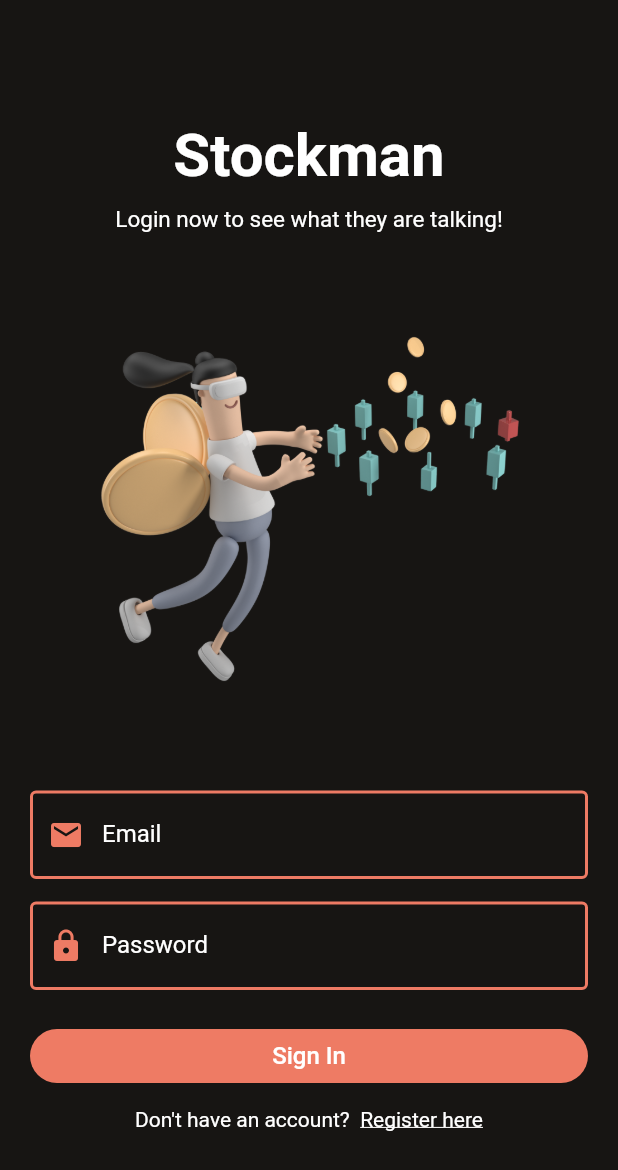
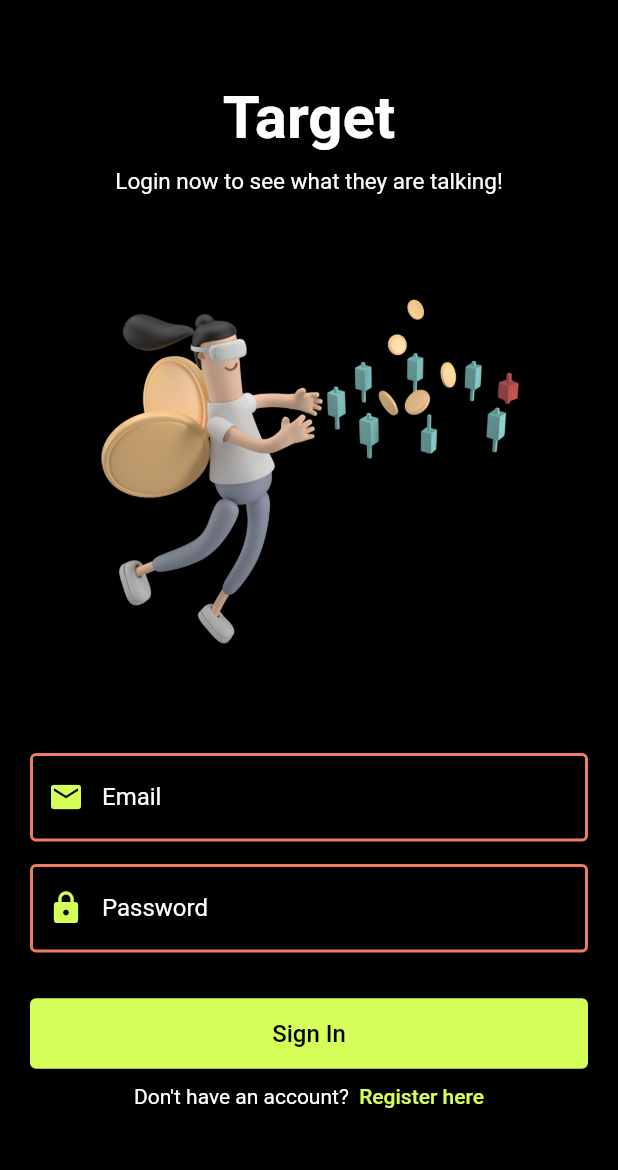
Before and after one commit to harshvarmora28/target_firebase_flutter_app, a Flutter app: the screen it shows after launch, on a phone screen of 412 x 824 dp. Shown: the top 1170 px of the screen. Run offline on Flutter 3.47's test engine with Material 2 defaults, Android fonts, the light colour scheme and no system bars; our stand-ins replace cloud_firestore, firebase_auth, firebase_core, firebase_storage, shared_preferences; accounts and stored records are empty.

Commit message:
working on styling

```diff
--- a/lib/pages/auth/login_page.dart
+++ b/lib/pages/auth/login_page.dart
@@ -25,7 +25,8 @@ class _LoginPageState extends State<LoginPage> {
   @override
   Widget build(BuildContext context) {
     return Scaffold(
-      backgroundColor: Color.fromARGB(255, 23, 21, 19),
+      // backgroundColor: Color.fromARGB(255, 23, 21, 19),
+      backgroundColor: Colors.black,
       body: _isLoading
           ? Center(
               child: CircularProgressIndicator(
@@ -34,7 +35,7 @@ class _LoginPageState extends State<LoginPage> {
           : SingleChildScrollView(
               child: Padding(
                 padding:
-                    const EdgeInsets.symmetric(horizontal: 20, vertical: 80),
+                    const EdgeInsets.symmetric(horizontal: 20, vertical: 55),
                 child: Form(
                   key: formKey,
                   child: Column(
@@ -42,7 +43,7 @@ class _LoginPageState extends State<LoginPage> {
                     crossAxisAlignment: CrossAxisAlignment.center,
                     children: <Widget>[
                       const Text(
-                        "Stockman",
+                        "Target",
                         style: TextStyle(
                             color: Colors.white,
                             fontSize: 40, fontWeight: FontWeight.bold),
@@ -103,7 +104,7 @@ class _LoginPageState extends State<LoginPage> {
                         },
                       ),
                       const SizedBox(
-                        height: 20,
+                        height: 30,
                       ),
                       SizedBox(
                         width: double.infinity,
@@ -111,11 +112,10 @@ class _LoginPageState extends State<LoginPage> {
                           style: ElevatedButton.styleFrom(
                               primary: Theme.of(context).primaryColor,
                               elevation: 0,
-                              shape: RoundedRectangleBorder(
-                                  borderRadius: BorderRadius.circular(30))),
+                              padding: const EdgeInsets.only(top: 14, bottom: 14)),
                           child: const Text("Sign In",
                               style:
-                                  TextStyle(color: Colors.white, fontSize: 16)),
+                                  TextStyle(color: Colors.black, fontSize: 16)),
                           onPressed: () {
                             login();
                           },
@@ -132,8 +132,9 @@ class _LoginPageState extends State<LoginPage> {
                           TextSpan(
                               text: "Register here",
                               style: const TextStyle(
-                                  color: Colors.white,
-                                  decoration: TextDecoration.underline),
+                                  color: Color.fromARGB(255, 213, 255, 88),
+                                  fontWeight: FontWeight.w500,
+                                  ),
                               recognizer: TapGestureRecognizer()
                                 ..onTap = () {
                                   nextScreen(context, const RegisterPage());
--- a/lib/pages/chat_page.dart
+++ b/lib/pages/chat_page.dart
@@ -46,10 +46,11 @@ class _ChatPageState extends State<ChatPage> {
   @override
   Widget build(BuildContext context) {
     return Scaffold(
+      backgroundColor: Colors.black,
       appBar: AppBar(
         centerTitle: true,
         elevation: 0,
-        title: Text(widget.groupName),
+        title: Text(widget.groupName, style: const TextStyle(color: Colors.black, fontWeight: FontWeight.w600,),),
         backgroundColor: Theme.of(context).primaryColor,
         actions: [
           IconButton(
@@ -62,7 +63,7 @@ class _ChatPageState extends State<ChatPage> {
                       adminName: admin,
                     ));
               },
-              icon: const Icon(Icons.info))
+              icon: const Icon(Icons.info, color: Colors.black,))
         ],
       ),
       body: Stack(
--- a/lib/shared/constants.dart
+++ b/lib/shared/constants.dart
@@ -5,5 +5,6 @@ class Constants {
   static String apiKey = "AIzaSyCDUfdvNQsCHMAH7EE_kmypuN4lKblFz3k";
   static String messagingSenderId = "974625835406";
   static String projectId = "groupie-flutter-chatapp";
-  final primaryColor = const Color(0xFFee7b64);
+  // final primaryColor = const Color(0xFFee7b64);
+  final primaryColor = Color.fromARGB(255, 213, 255, 88);
 }
--- a/lib/widgets/group_tile.dart
+++ b/lib/widgets/group_tile.dart
@@ -37,7 +37,7 @@ class _GroupTileState extends State<GroupTile> {
               widget.groupName.substring(0, 1).toUpperCase(),
               textAlign: TextAlign.center,
               style: const TextStyle(
-                color: Colors.white,
+                color: Colors.black,
                 fontWeight: FontWeight.w500,
               ),
             ),
--- a/lib/widgets/message_tile.dart
+++ b/lib/widgets/message_tile.dart
@@ -37,10 +37,10 @@ class _MessageTileState extends State<MessageTile> {
             Text(
               widget.sender.toUpperCase(),
               textAlign: TextAlign.center,
-              style: const TextStyle(fontSize: 13, fontWeight: FontWeight.bold, color: Colors.white, letterSpacing: -0.5),
+              style: const TextStyle(fontSize: 13, fontWeight: FontWeight.bold, color: Colors.black, letterSpacing: -0.5),
             ),
             const SizedBox(height: 8,),
-            Text(widget.message, textAlign: TextAlign.center, style: const TextStyle(fontSize: 16, color: Colors.white),)
+            Text(widget.message, textAlign: TextAlign.center, style: const TextStyle(fontSize: 16, color: Colors.black),)
           ],
         ),
       ),
```
Also changed, not shown: lib/pages/auth/register_page.dart (+9 -9 lines), lib/pages/group_info.dart (+16 -12 lines), lib/pages/home_page.dart (+4 -4 lines).
